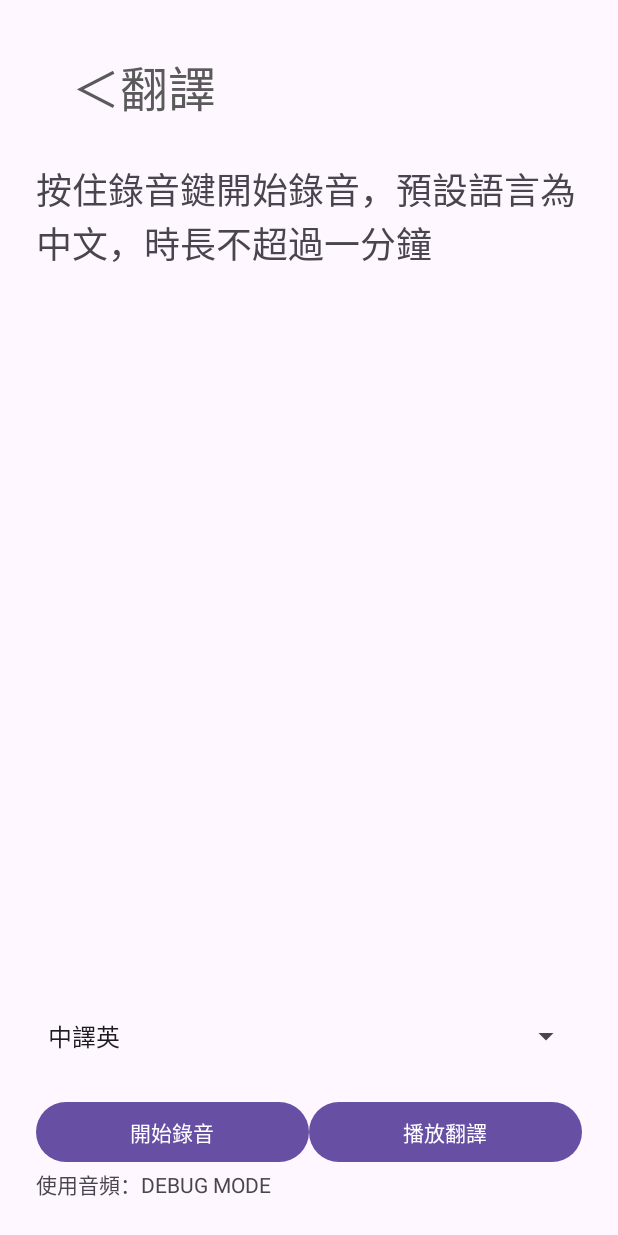
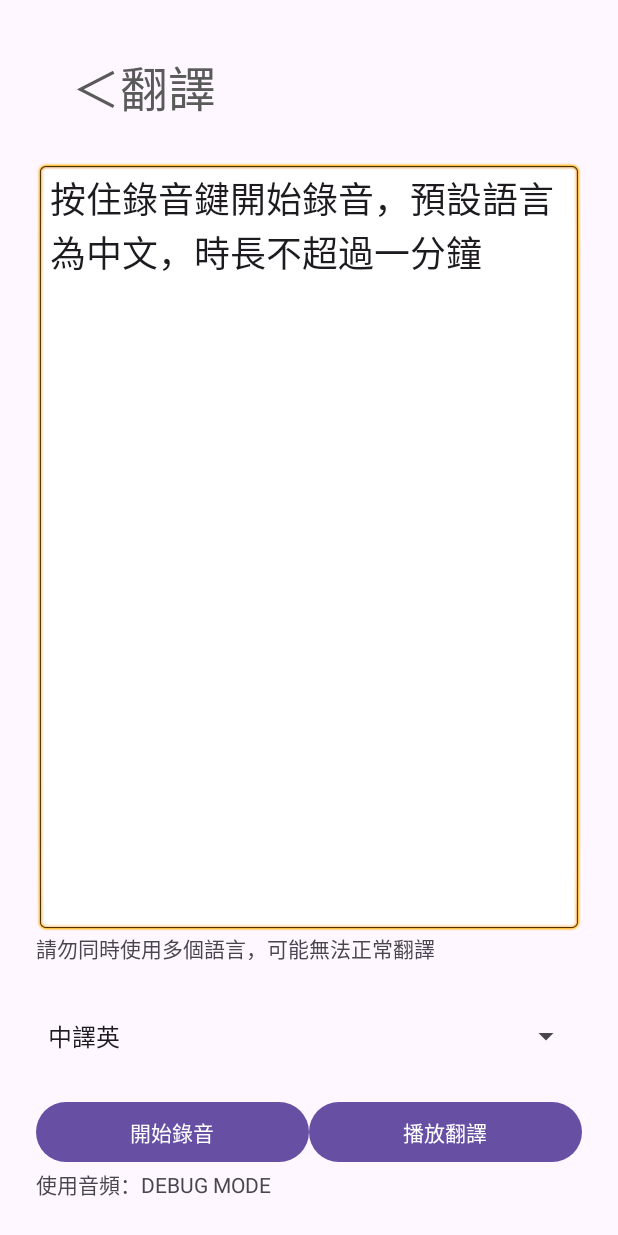
Before and after one commit to JasonMeteor/GraduationProject, an Android app: the Translation screen opened directly, with no data from a screen before it, after a tap on "播放翻譯", on a phone screen of 412 x 824 dp. Run offline under Robolectric (Android 15) with nearby library versions, the phone set to English and light mode, and no system bars; 1 statement that could not run was skipped.

Commit message:
port變更，正式完成單向翻譯

```diff
--- a/app/src/main/AndroidManifest.xml
+++ b/app/src/main/AndroidManifest.xml
@@ -23,6 +23,7 @@
             android:exported="false" />
         <activity
             android:name=".Setting"
+            android:screenOrientation="portrait"
             android:exported="false" />
         <activity
             android:name=".UploadTestActivity"
@@ -32,6 +33,7 @@
             android:exported="false" />
         <activity
             android:name=".MainActivity"
+            android:screenOrientation="portrait"
             android:exported="true">
             <intent-filter>
                 <action android:name="android.intent.action.MAIN" />
--- a/app/src/main/java/mobileapp/graduationproject/RetrofitManager.java
+++ b/app/src/main/java/mobileapp/graduationproject/RetrofitManager.java
@@ -19,7 +19,7 @@ public class RetrofitManager {
                 .build();
 
         Retrofit retrofit = new Retrofit.Builder()
-                .baseUrl("http://140.134.24.83:5963/") //server IP address
+                .baseUrl("http://140.134.24.83:5768/") //server IP address
                 .client(okHttpClient)
                 .addConverterFactory(GsonConverterFactory.create())
                 .build();
--- a/app/src/main/java/mobileapp/graduationproject/TranslateTts.java
+++ b/app/src/main/java/mobileapp/graduationproject/TranslateTts.java
@@ -2,11 +2,13 @@ package mobileapp.graduationproject;
 
 public class TranslateTts {
 
-    private String text;
+    //private String text;
     private int language_flag;
+    private String flag; // 伺服器提取特定檔案用的
 
-    public TranslateTts(String text, int language_flag) {
-        this.text = text;
+    public TranslateTts(String text, int language_flag, String file_flag) {
+        //this.text = text;
         this.language_flag = language_flag;
+        this.flag = file_flag;
     }
 }
--- a/app/src/main/java/mobileapp/graduationproject/Translation.java
+++ b/app/src/main/java/mobileapp/graduationproject/Translation.java
@@ -17,8 +17,8 @@ import android.view.View;
 import android.widget.AdapterView;
 import android.widget.ArrayAdapter;
 import android.widget.Button;
+import android.widget.EditText;
 import android.widget.Spinner;
-import android.widget.TextView;
 import android.widget.Toast;
 
 import org.json.JSONException;
@@ -38,23 +38,25 @@ import retrofit2.Response;
 
 public class Translation extends AppCompatActivity {
 
-    private TextView tvSttResult;
+    private EditText etSttResult;
     private Button btnBack;
     private Button btnRecord, btnPlayTrans;
     private Spinner spnAtoB;
 
-    String[] translateLanguage = new String[] {"中譯英"}; //下拉式選單的內容
+    String[] translateLanguage = new String[] {"中譯英", "英譯中"}; // 下拉式選單的內容
 
     private MediaRecorder mediaRecorder;
-    private String fileName; //這個包含了錄音檔的儲存路徑
-    private String uploadFileName = "recorded_audio.wav"; //這個是上傳時的檔名
-    private int selectedTrans = 0; //選擇的翻譯方式，0 = 中譯英
+    private String fileName; // 這個包含了錄音檔的儲存路徑
+    private String uploadFileName = "recorded_audio.wav"; // 這個是上傳時的檔名
+    private int selectedTrans; // 選擇的翻譯方式，1 = 翻成英文  2 = 翻成中文
 
     APIService apiService;
 
     String sttResponse;
+    String fileFlag; // stt回傳的檔案特徵
 
-    private static final int REQUEST_MICROPHONE_PERMISSION = 200; //權限相關
+    // 權限相關
+    private static final int REQUEST_MICROPHONE_PERMISSION = 200;
     private static final int REQUEST_READ_AUDIO_PERMISSION = 201;
 
     @Override
@@ -64,22 +66,23 @@ public class Translation extends AppCompatActivity {
 
         apiService = RetrofitManager.getInstance().getAPI();
 
-        tvSttResult = findViewById(R.id.tv_sttResult);
+        etSttResult = findViewById(R.id.et_result);
         btnBack = findViewById(R.id.btn_twotranstomain);
         btnRecord = findViewById(R.id.btn_record);
         btnPlayTrans = findViewById(R.id.btn_playTrans);
         spnAtoB = findViewById(R.id.spn_AtoB);
 
-        //下拉式選單設定
+        // 下拉式選單設定
         ArrayAdapter<String> adapterLanguage = new ArrayAdapter<String>(this, android.R.layout.simple_spinner_item, translateLanguage);
         adapterLanguage.setDropDownViewResource(android.R.layout.simple_spinner_dropdown_item);
         spnAtoB.setAdapter(adapterLanguage);
 
-        //下拉式選單監聽
+        // 下拉式選單監聽
         AdapterView.OnItemSelectedListener spnListener = new AdapterView.OnItemSelectedListener() {
             @Override
             public void onItemSelected(AdapterView<?> parent, View view, int position, long id) {
-                selectedTrans = (int)id;
+                selectedTrans = (int)id + 1;
+                Toast.makeText(Translation.this, "FLAG = " + selectedTrans, Toast.LENGTH_SHORT).show();
             }
 
             @Override
@@ -88,7 +91,7 @@ public class Translation extends AppCompatActivity {
             }
         };
 
-        //按住錄音
+        // 按住錄音
         View.OnTouchListener recordListener = new View.OnTouchListener() {
             @Override
             public boolean onTouch(View v, MotionEvent event) {
@@ -99,7 +102,7 @@ public class Translation extends AppCompatActivity {
                     } else {
                         // 開始錄音
                         startRecording();
-                        tvSttResult.setText("Now Loading...");
+                        etSttResult.setText("Now Loading...");
                     }
                 } else if (event.getAction() == MotionEvent.ACTION_UP) {
                     if (ContextCompat.checkSelfPermission(Translation.this, Manifest.permission.RECORD_AUDIO) != PackageManager.PERMISSION_GRANTED) {
@@ -116,32 +119,54 @@ public class Translation extends AppCompatActivity {
         View.OnClickListener playTransListener = new View.OnClickListener() {
             @Override
             public void onClick(View v) {
-                checkReadExternalStoragePermission();
+                checkReadExternalStoragePermission(); // 檢查權限
 
-                String uploadText = tvSttResult.getText().toString();
+                String uploadText = etSttResult.getText().toString();
 
-                TranslateTts translateTts = new TranslateTts(uploadText, selectedTrans);
-                Call<ResponseBody> call = apiService.tts(translateTts);
+                TranslateTts translateTts = new TranslateTts(uploadText, selectedTrans, fileFlag); // 打包成JSON
+                Call<ResponseBody> call = apiService.tts(translateTts); // 呼叫對應接口
                 call.enqueue(new Callback<ResponseBody>() {
                     @Override
                     public void onResponse(Call<ResponseBody> call, Response<ResponseBody> response) {
+
+                        // 正常回應
                         if (response.isSuccessful()) {
-                            // 保存接收到的音檔
+                            if (response.body() != null){
+                                byte[] audioData = null;
                                 try {
+                                    audioData = response.body().bytes();
+                                } catch (IOException e) {
+                                    throw new RuntimeException(e);
+                                }
+                                Log.d("Audio Data Length", "Length: " + audioData.length);
+                                try {
+                                    // byte[] audioData = response.body().bytes();
+                                    // Log.d("Audio Data Length", "Length: " + audioData.length);
+
+                                    if (audioData.length > 0){
                                         File audioFile = new File(getExternalFilesDir(null), "tts_output.wav");
                                         FileOutputStream fos = new FileOutputStream(audioFile);
-                                fos.write(response.body().bytes());
+                                        fos.write(audioData);
                                         fos.close();
 
-                                Toast.makeText(Translation.this, "Get audio successfully", Toast.LENGTH_SHORT).show();
+                                        //Toast.makeText(Translation.this, "Get audio successfully", Toast.LENGTH_SHORT).show();
 
                                         // 播放音頻文件
                                         playAudio(audioFile.getAbsolutePath());
-
+                                    } else {
+                                        Log.e("Audio Error", "Received empty audio data");
+                                        Toast.makeText(Translation.this, "Received empty audio data", Toast.LENGTH_SHORT).show();
+                                    }
                                 } catch (IOException e) {
                                     e.printStackTrace();
+                                    Log.e("File Save Error", "Error saving the audio file: " + e.getMessage());
                                 }
                             } else {
+                                Log.e("API ERROR", "Response body is null");
+                            }
+                        }
+                        // 回應錯誤
+                        else {
                             Toast.makeText(Translation.this, "Failed to get audio", Toast.LENGTH_SHORT).show();
                             try {
                                 if (response.errorBody() != null) {
@@ -159,6 +184,7 @@ public class Translation extends AppCompatActivity {
                         }
                     }
 
+                    // 請求失敗
                     @Override
                     public void onFailure(Call<ResponseBody> call, Throwable t) {
                         Toast.makeText(Translation.this, "Error: " + t.getMessage(), Toast.LENGTH_SHORT).show();
@@ -168,7 +194,7 @@ public class Translation extends AppCompatActivity {
             }
         };
 
-        //回首頁
+        // 回首頁
         View.OnClickListener backHomeListener = new View.OnClickListener() {
             @Override
             public void onClick(View v) {
@@ -182,7 +208,7 @@ public class Translation extends AppCompatActivity {
         btnRecord.setOnTouchListener(recordListener);
         btnPlayTrans.setOnClickListener(playTransListener);
         spnAtoB.setOnItemSelectedListener(spnListener);
-        spnAtoB.setSelection(0); //預設選擇第一項(中譯英)
+        spnAtoB.setSelection(0); //預設選擇
     }
 
     //確認錄音權限
@@ -270,7 +296,7 @@ public class Translation extends AppCompatActivity {
             @Override
             public void onResponse(Call<ResponseBody> call, Response<ResponseBody> response) {
                 if (response.isSuccessful()) {
-                    Toast.makeText(Translation.this, "File uploaded successfully", Toast.LENGTH_SHORT).show();
+                    //Toast.makeText(Translation.this, "File uploaded successfully", Toast.LENGTH_SHORT).show();
 
                     if (response.body() != null) {
                         // 解析伺服器回傳的JSON響應
@@ -279,19 +305,24 @@ public class Translation extends AppCompatActivity {
                             responseBody = response.body().string();
                             JSONObject jsonObject = new JSONObject(responseBody);
                             String stt_result = jsonObject.getString("stt_result");
+                            fileFlag = jsonObject.getString("flag");
+                            Log.d("FLAG CHECK", fileFlag);
 
                             // 儲存伺服器回傳的 message
                             sttResponse = stt_result;
-                            tvSttResult.setText(sttResponse);
+                            etSttResult.setText(sttResponse);
                         } catch (IOException | JSONException e) {
                             e.printStackTrace();
                         }
                     } else {
-                        Toast.makeText(Translation.this, "Empty response", Toast.LENGTH_SHORT).show();
+                        //Toast.makeText(Translation.this, "Empty response", Toast.LENGTH_SHORT).show();
                         sttResponse = "Empty response";
+                        etSttResult.setText(sttResponse);
                     }
                 } else {
-                    Toast.makeText(Translation.this, "Failed to upload file", Toast.LENGTH_SHORT).show();
+                    //Toast.makeText(Translation.this, "Failed to upload file", Toast.LENGTH_SHORT).show();
+                    sttResponse = "Failed to upload file";
+                    etSttResult.setText(sttResponse);
                     try {
                         if (response.errorBody() != null) {
                             String errorResponse = response.errorBody().string();
@@ -313,7 +344,7 @@ public class Translation extends AppCompatActivity {
                 Toast.makeText(Translation.this, "Error: " + t.getMessage(), Toast.LENGTH_SHORT).show();
                 Log.e("Upload error:", t.getMessage());
                 sttResponse = t.getMessage();
-                tvSttResult.setText(sttResponse);
+                etSttResult.setText(sttResponse);
             }
         });
     }
--- a/app/src/main/res/layout/activity_main.xml
+++ b/app/src/main/res/layout/activity_main.xml
@@ -41,14 +41,14 @@
 
         <Button
             android:id="@+id/btn_setting"
-            android:layout_width="wrap_content"
+            android:layout_width="match_parent"
             android:layout_height="wrap_content"
             android:layout_weight="1"
             android:text="設定" />
 
         <Button
             android:id="@+id/btn_twowaytrans"
-            android:layout_width="wrap_content"
+            android:layout_width="match_parent"
             android:layout_height="wrap_content"
             android:layout_weight="1"
             android:text="雙向翻譯" />
--- a/app/src/main/res/layout/activity_translation.xml
+++ b/app/src/main/res/layout/activity_translation.xml
@@ -17,21 +17,6 @@
         android:textSize="32sp"
         app:layout_constraintStart_toStartOf="parent"
         app:layout_constraintTop_toTopOf="parent" />
-
-    <TextView
-        android:id="@+id/tv_sttResult"
-        android:layout_width="0dp"
-        android:layout_height="0dp"
-        android:layout_marginStart="24dp"
-        android:layout_marginTop="16dp"
-        android:layout_marginEnd="24dp"
-        android:layout_marginBottom="16dp"
-        android:text="按住錄音鍵開始錄音，預設語言為中文，時長不超過一分鐘"
-        android:textSize="24sp"
-        app:layout_constraintBottom_toTopOf="@+id/spn_AtoB"
-        app:layout_constraintEnd_toEndOf="parent"
-        app:layout_constraintStart_toStartOf="parent"
-        app:layout_constraintTop_toBottomOf="@+id/btn_twotranstomain" />
 
     <Spinner
         android:id="@+id/spn_AtoB"
@@ -80,4 +65,34 @@
         app:layout_constraintBottom_toBottomOf="parent"
         app:layout_constraintStart_toStartOf="parent" />
 
+    <EditText
+        android:id="@+id/et_result"
+        android:layout_width="0dp"
+        android:layout_height="0dp"
+        android:layout_marginStart="24dp"
+        android:layout_marginTop="16dp"
+        android:layout_marginEnd="24dp"
+        android:background="@android:drawable/editbox_background"
+        android:ems="10"
+        android:gravity="start|top"
+        android:inputType="textMultiLine"
+        android:scrollHorizontally="false"
+        android:singleLine="false"
+        android:text="按住錄音鍵開始錄音，預設語言為中文，時長不超過一分鐘"
+        android:textSize="24sp"
+        app:layout_constraintBottom_toTopOf="@+id/tv_warning"
+        app:layout_constraintEnd_toEndOf="parent"
+        app:layout_constraintStart_toStartOf="parent"
+        app:layout_constraintTop_toBottomOf="@+id/btn_twotranstomain" />
+
+    <TextView
+        android:id="@+id/tv_warning"
+        android:layout_width="wrap_content"
+        android:layout_height="wrap_content"
+        android:layout_marginStart="24dp"
+        android:layout_marginBottom="24dp"
+        android:text="請勿同時使用多個語言，可能無法正常翻譯"
+        app:layout_constraintBottom_toTopOf="@+id/spn_AtoB"
+        app:layout_constraintStart_toStartOf="parent" />
+
 </androidx.constraintlayout.widget.ConstraintLayout>
```
Also changed, not shown: app/src/main/java/mobileapp/graduationproject/TwoWayTranslation.java (+235 -1 lines), app/src/main/res/layout/activity_two_way_translation.xml (+37 -21 lines). Lines whose indentation alone changed are shown as unchanged.
